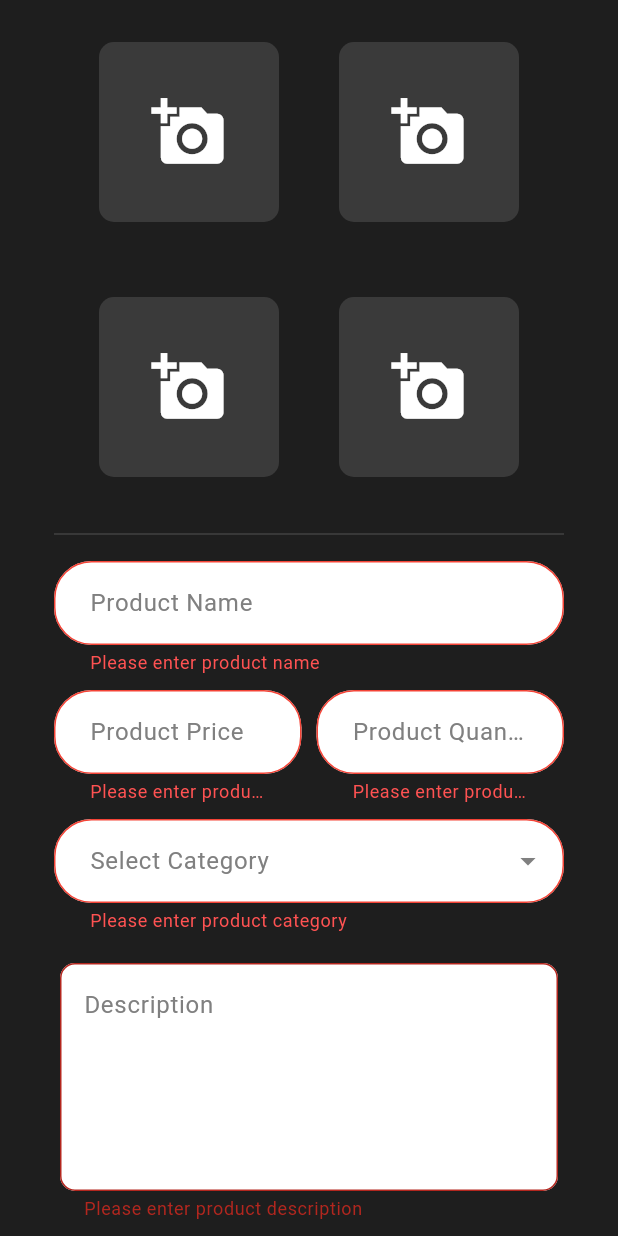
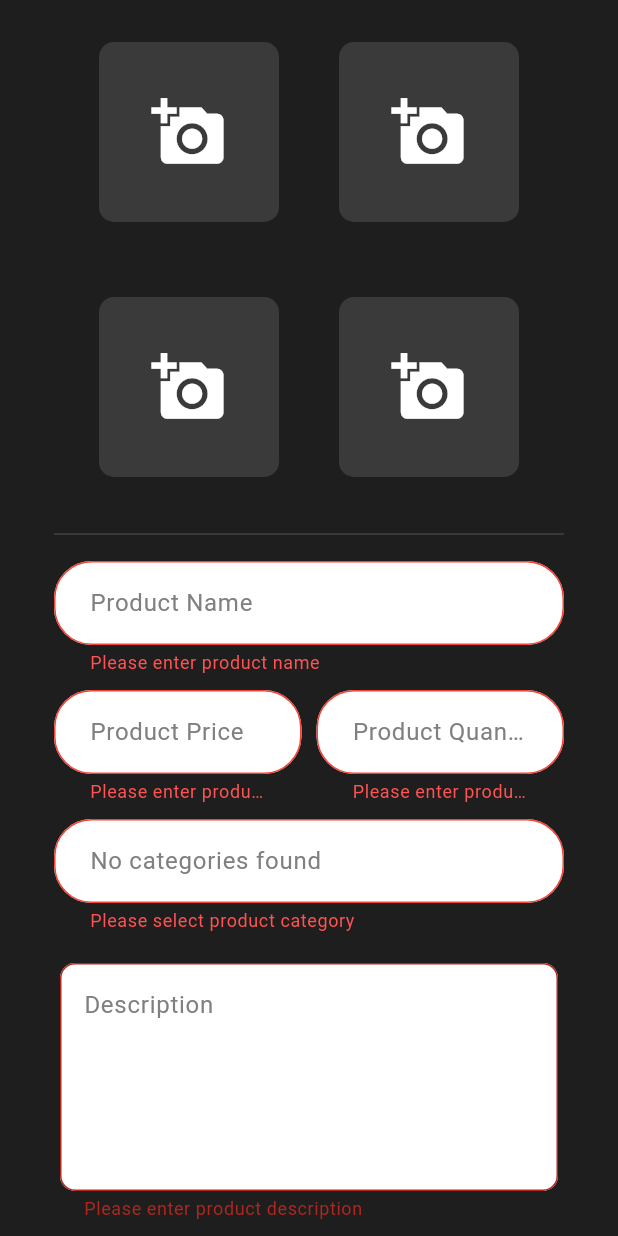
Before and after one commit to JomonJohnson9567/Mini_Wheelz_Admin, a Flutter app: the AddProductPage screen opened directly, scrolled down 86 dp, after a tap on "Add Product", on a phone screen of 412 x 824 dp. Run offline on Flutter 3.47's test engine with Material 3 defaults, Android fonts, the phone set to English and light mode, and no system bars; our stand-ins replace bloc, cloud_firestore, equatable, firebase_auth, firebase_core, flutter_bloc and 1 more; accounts and stored records are empty; network calls fail.

Commit message:
Category adding Done

```diff
--- a/lib/common/text_field/category_field/category_name_field.dart
+++ b/lib/common/text_field/category_field/category_name_field.dart
@@ -11,10 +11,11 @@ class CategoryNameFiled extends StatelessWidget {
     return Padding(
       padding: const EdgeInsets.symmetric(horizontal: 24.0),
       child: CustomTextField(
-        hintStyle: const TextStyle(color: AppColors.textHint),
+        hintStyle: const TextStyle(color: Color.fromARGB(255, 20, 13, 13)),
         fillcolor: const Color.fromARGB(255, 248, 246, 246),
         controller: TextEditingControllers.instance.categorynameController,
         hintText: 'Category Name',
+
         validator: (value) {
           if (value == null || value.isEmpty) {
             return 'Please enter your category Name';
--- /dev/null
+++ b/lib/core/models/category.dart
@@ -0,0 +1,37 @@
+import 'package:cloud_firestore/cloud_firestore.dart';
+
+class CategoryModel {
+  final String id;
+  final String name;
+  final String description;
+  final DateTime createdAt;
+
+  CategoryModel({
+    required this.id,
+    required this.name,
+    required this.description,
+    required this.createdAt,
+  });
+
+  factory CategoryModel.fromDocument(
+    DocumentSnapshot<Map<String, dynamic>> doc,
+  ) {
+    final data = doc.data() ?? {};
+    return CategoryModel(
+      id: doc.id,
+      name: data['name'] as String? ?? '',
+      description: data['description'] as String? ?? '',
+      createdAt:
+          (data['createdAt'] as Timestamp?)?.toDate() ??
+          DateTime.fromMillisecondsSinceEpoch(0),
+    );
+  }
+
+  Map<String, dynamic> toMap() {
+    return {
+      'name': name,
+      'description': description,
+      'createdAt': Timestamp.fromDate(createdAt),
+    };
+  }
+}
--- /dev/null
+++ b/lib/core/repositories/category_repository.dart
@@ -0,0 +1,39 @@
+import 'package:cloud_firestore/cloud_firestore.dart';
+import 'package:mini_wheelz/core/models/category.dart';
+
+class CategoryRepository {
+  CategoryRepository({FirebaseFirestore? firestore})
+    : _firestore = firestore ?? FirebaseFirestore.instance;
+
+  final FirebaseFirestore _firestore;
+
+  CollectionReference<Map<String, dynamic>> get _col =>
+      _firestore.collection('categories');
+
+  Future<List<CategoryModel>> fetchCategories() async {
+    final snapshot = await _col.orderBy('createdAt', descending: true).get();
+    return snapshot.docs.map((doc) => CategoryModel.fromDocument(doc)).toList();
+  }
+
+  Stream<List<CategoryModel>> watchCategories() {
+    return _col
+        .orderBy('createdAt', descending: true)
+        .snapshots()
+        .map(
+          (snapshot) => snapshot.docs
+              .map((doc) => CategoryModel.fromDocument(doc))
+              .toList(),
+        );
+  }
+
+  Future<void> addCategory({
+    required String name,
+    required String description,
+  }) async {
+    await _col.add({
+      'name': name,
+      'description': description,
+      'createdAt': FieldValue.serverTimestamp(),
+    });
+  }
+}
--- /dev/null
+++ b/lib/presentation/add_category/bloc/category_bloc.dart
@@ -0,0 +1,68 @@
+import 'package:equatable/equatable.dart';
+import 'package:flutter_bloc/flutter_bloc.dart';
+import 'package:mini_wheelz/core/models/category.dart';
+import 'package:mini_wheelz/core/repositories/category_repository.dart';
+
+part 'category_event.dart';
+part 'category_state.dart';
+
+class CategoryBloc extends Bloc<CategoryEvent, CategoryState> {
+  CategoryBloc({required CategoryRepository repository})
+    : _repository = repository,
+      super(const CategoryState.initial()) {
+    on<_LoadCategories>(_onLoad);
+    on<_AddCategory>(_onAdd);
+    on<_SubscribeCategories>(_onSubscribe);
+  }
+
+  final CategoryRepository _repository;
+
+  Future<void> _onLoad(
+    _LoadCategories event,
+    Emitter<CategoryState> emit,
+  ) async {
+    emit(state.copyWith(status: CategoryStatus.loading));
+    try {
+      final categories = await _repository.fetchCategories();
+      emit(
+        state.copyWith(
+          status: CategoryStatus.success,
+          categories: categories,
+          errorMessage: null,
+        ),
+      );
+    } catch (e) {
+      emit(
+        state.copyWith(
+          status: CategoryStatus.failure,
+          errorMessage: e.toString(),
+        ),
+      );
+    }
+  }
+
+  Future<void> _onAdd(_AddCategory event, Emitter<CategoryState> emit) async {
+    try {
+      await _repository.addCategory(
+        name: event.name,
+        description: event.description,
+      );
+      // Optionally reload
+      add(const CategoryEvent.load());
+    } catch (e) {
+      emit(
+        state.copyWith(
+          status: CategoryStatus.failure,
+          errorMessage: e.toString(),
+        ),
+      );
+    }
+  }
+
+  void _onSubscribe(_SubscribeCategories event, Emitter<CategoryState> emit) {
+    emit(state.copyWith(status: CategoryStatus.loading));
+    _repository.watchCategories().listen((categories) {
+      add(CategoryEvent.load());
+    });
+  }
+}
--- /dev/null
+++ b/lib/presentation/add_category/bloc/category_event.dart
@@ -0,0 +1,32 @@
+part of 'category_bloc.dart';
+
+abstract class CategoryEvent extends Equatable {
+  const CategoryEvent();
+
+  const factory CategoryEvent.load() = _LoadCategories;
+  const factory CategoryEvent.add({
+    required String name,
+    required String description,
+  }) = _AddCategory;
+  const factory CategoryEvent.subscribe() = _SubscribeCategories;
+
+  @override
+  List<Object?> get props => [];
+}
+
+class _LoadCategories extends CategoryEvent {
+  const _LoadCategories();
+}
+
+class _AddCategory extends CategoryEvent {
+  final String name;
+  final String description;
+  const _AddCategory({required this.name, required this.description});
+
+  @override
+  List<Object?> get props => [name, description];
+}
+
+class _SubscribeCategories extends CategoryEvent {
+  const _SubscribeCategories();
+}
--- /dev/null
+++ b/lib/presentation/add_category/bloc/category_state.dart
@@ -0,0 +1,35 @@
+part of 'category_bloc.dart';
+
+enum CategoryStatus { initial, loading, success, failure }
+
+class CategoryState extends Equatable {
+  final CategoryStatus status;
+  final List<CategoryModel> categories;
+  final String? errorMessage;
+
+  const CategoryState({
+    required this.status,
+    required this.categories,
+    required this.errorMessage,
+  });
+
+  const CategoryState.initial()
+    : status = CategoryStatus.initial,
+      categories = const [],
+      errorMessage = null;
+
+  CategoryState copyWith({
+    CategoryStatus? status,
+    List<CategoryModel>? categories,
+    String? errorMessage,
+  }) {
+    return CategoryState(
+      status: status ?? this.status,
+      categories: categories ?? this.categories,
+      errorMessage: errorMessage,
+    );
+  }
+
+  @override
+  List<Object?> get props => [status, categories, errorMessage];
+}
--- a/lib/presentation/add_product/pages/add_product.dart
+++ b/lib/presentation/add_product/pages/add_product.dart
@@ -8,6 +8,9 @@ import 'package:mini_wheelz/presentation/add_product/widgets/description_widget.
 import 'package:mini_wheelz/presentation/add_product/widgets/image_grid_column.dart';
 import 'package:mini_wheelz/presentation/add_product/widgets/price_quantity_widget.dart';
 import 'package:mini_wheelz/presentation/add_product/widgets/product_price_widget.dart';
+import 'package:flutter_bloc/flutter_bloc.dart';
+import 'package:mini_wheelz/presentation/add_category/bloc/category_bloc.dart';
+import 'package:mini_wheelz/core/repositories/category_repository.dart';
 
 final GlobalKey<FormState> addProductFormKey = GlobalKey<FormState>();
 
@@ -20,6 +23,10 @@ class AddProductPage extends StatelessWidget {
       resizeToAvoidBottomInset: true, // very important
       backgroundColor: AppColors.background,
       body: SafeArea(
+        child: BlocProvider(
+          create: (_) =>
+              CategoryBloc(repository: CategoryRepository())
+                ..add(const CategoryEvent.load()),
           child: SingleChildScrollView(
             // Adjust bottom padding dynamically when keyboard opens
             padding: EdgeInsets.only(
@@ -53,6 +60,7 @@ class AddProductPage extends StatelessWidget {
             ),
           ),
         ),
+      ),
     );
   }
 }
--- a/lib/presentation/add_product/widgets/category_selection_widget.dart
+++ b/lib/presentation/add_product/widgets/category_selection_widget.dart
@@ -1,40 +1,52 @@
-
 import 'package:flutter/material.dart';
 import 'package:mini_wheelz/common/text_field/select_category_field.dart/select_category_field.dart';
 import 'package:mini_wheelz/core/controllers/textediting_controllers.dart';
 import 'package:mini_wheelz/core/theme/app_colors.dart';
+import 'package:flutter_bloc/flutter_bloc.dart';
+import 'package:mini_wheelz/presentation/add_category/bloc/category_bloc.dart';
+import 'package:mini_wheelz/core/repositories/category_repository.dart';
 
 class CategorySelectionWidget extends StatelessWidget {
-  const CategorySelectionWidget({
-    super.key,
-  });
+  const CategorySelectionWidget({super.key});
 
   @override
   Widget build(BuildContext context) {
+    final hasBloc = context.read<CategoryBloc?>();
+    final child = BlocBuilder<CategoryBloc, CategoryState>(
+      builder: (context, state) {
+        final items = state.categories.map((c) => c.name).toList();
         return Padding(
           padding: const EdgeInsets.symmetric(horizontal: 20.0),
           child: SelectCategoryField(
-        controller: TextEditingControllers
-            .instance
-            .productCategoryController,
+            controller:
+                TextEditingControllers.instance.productCategoryController,
             fillcolor: AppColors.textPrimary,
-        hintText: 'Select Category',
+            hintText: state.status == CategoryStatus.loading
+                ? 'Loading categories...'
+                : (items.isEmpty ? 'No categories found' : 'Select Category'),
             hintStyle: TextStyle(color: AppColors.textHint),
-        dropdownItems: [
-          'Electronics',
-          'Clothing',
-          'Home Appliances',
-          'Books',
-          'Toys',
-        ],
+            dropdownItems: items.isEmpty ? null : items,
             keyboardType: TextInputType.text,
             validator: (value) {
               if (value == null || value.isEmpty) {
-            return 'Please enter product category';
+                return 'Please select product category';
               }
               return null;
             },
           ),
         );
+      },
+    );
+
+    if (hasBloc == null) {
+      return BlocProvider(
+        create: (_) =>
+            CategoryBloc(repository: CategoryRepository())
+              ..add(const CategoryEvent.load()),
+        child: child,
+      );
+    }
+
+    return child;
   }
 }
--- a/lib/presentation/auth/forgot_password/forgot_password_page.dart
+++ b/lib/presentation/auth/forgot_password/forgot_password_page.dart
@@ -1,4 +1,4 @@
-import 'package:firebase_auth/firebase_auth.dart';
+
 import 'package:flutter/foundation.dart';
 import 'package:flutter/material.dart';
 import 'package:mini_wheelz/common/arrow_icon__ios/build_back_button.dart';
--- a/lib/presentation/auth/login/pages/login.dart
+++ b/lib/presentation/auth/login/pages/login.dart
@@ -1,3 +1,5 @@
+import 'dart:math';
+
 import 'package:flutter/foundation.dart';
 import 'package:flutter/material.dart';
 import 'package:flutter_bloc/flutter_bloc.dart';
@@ -108,6 +110,7 @@ class LoginPage extends StatelessWidget {
                   children: [
                     GestureDetector(
                       onTap: () {
+                        log("Forgot Password tapped" as num);
                         if (kDebugMode) {
                           print("forgot password");
                         }
```
Also changed, not shown: lib/presentation/add_category/pages/add_category.dart (+30 -6 lines). Lines whose indentation alone changed are shown as unchanged.
